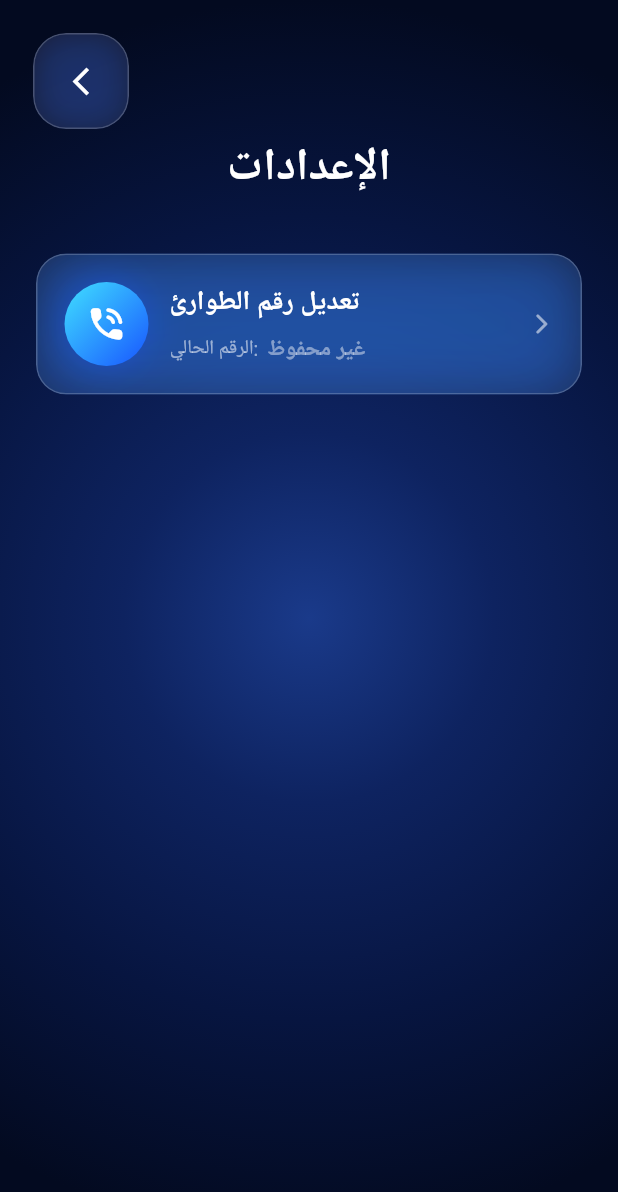
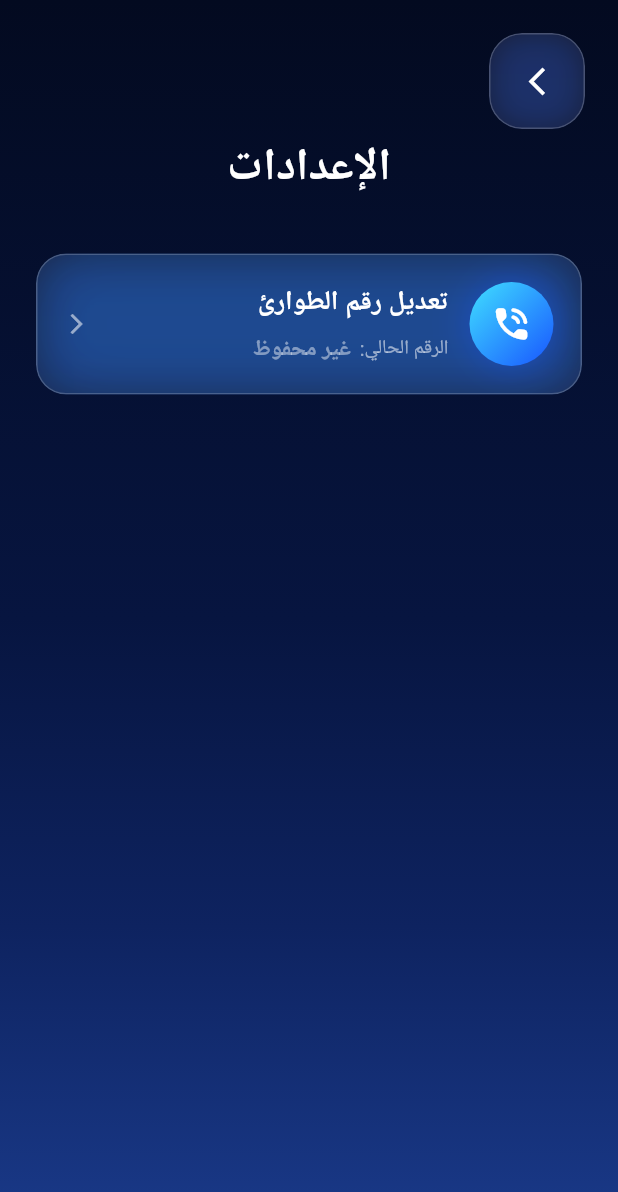
Before and after one commit to laljoudi/Hudai, a Flutter app: the SettingsScreen screen opened by its route, on a phone screen of 412 x 824 dp. Shown: the top 1192 px of the screen. Run offline on Flutter 3.47's test engine with Material 3 defaults, Android fonts, the phone set to English and light mode, and no system bars; our stand-ins replace audioplayers, camera, geolocator, permission_handler, shared_preferences, speech_to_text; missing offline and left inert: flutter_phone_direct_caller, tflite_flutter; accounts and stored records are empty.

Commit message:
Update settings_screen.dart

```diff
--- a/lib/features/settings/settings_screen.dart
+++ b/lib/features/settings/settings_screen.dart
@@ -25,7 +25,7 @@ class _SettingsScreenState extends State<SettingsScreen>
 
   // Subtle ambient glow — view-only, no app state.
   late final AnimationController _glowCtrl;
-  late final Animation<double>   _glowAnim;
+  late final Animation<double> _glowAnim;
 
   @override
   void initState() {
@@ -39,9 +39,10 @@ class _SettingsScreenState extends State<SettingsScreen>
       vsync: this,
       duration: const Duration(milliseconds: 2400),
     )..repeat(reverse: true);
-    _glowAnim = Tween<double>(begin: 0.55, end: 1.0).animate(
-      CurvedAnimation(parent: _glowCtrl, curve: Curves.easeInOut),
-    );
+    _glowAnim = Tween<double>(
+      begin: 0.55,
+      end: 1.0,
+    ).animate(CurvedAnimation(parent: _glowCtrl, curve: Curves.easeInOut));
   }
 
   @override
@@ -131,11 +132,10 @@ class _SettingsScreenState extends State<SettingsScreen>
             ),
           ),
 
-          // Back tap zone — small top-left corner. Sits above the main
-          // GestureDetector so taps here go back instead of opening edit.
+          // Back tap zone — small top-right corner (RTL layout).
           Positioned(
             top: 0,
-            left: 0,
+            right: 0,
             child: SafeArea(
               child: GestureDetector(
                 behavior: HitTestBehavior.opaque,
@@ -151,7 +151,7 @@ class _SettingsScreenState extends State<SettingsScreen>
 }
 
 // ─────────────────────────────────────────────────────────────────────────────
-//  Background — same radial gradient as the rest of the app
+//  Background — same as the voice instructions screen
 // ─────────────────────────────────────────────────────────────────────────────
 
 class _Background extends StatelessWidget {
@@ -160,16 +160,16 @@ class _Background extends StatelessWidget {
   Widget build(BuildContext context) {
     return const DecoratedBox(
       decoration: BoxDecoration(
-        gradient: RadialGradient(
-          center: Alignment(0.0, 0.0),
-          radius: 1.0,
+        gradient: LinearGradient(
+          begin: Alignment.topCenter,
+          end: Alignment.bottomCenter,
           colors: [
+            Color(0xFF030A20),
+            Color(0xFF071540),
+            Color(0xFF0E2360),
             Color(0xFF1A3A8A),
-            Color(0xFF0E2360),
-            Color(0xFF071540),
-            Color(0xFF030A20),
           ],
-          stops: [0.0, 0.30, 0.65, 1.0],
+          stops: [0.0, 0.50, 0.75, 1.0],
         ),
       ),
     );
@@ -189,10 +189,10 @@ class _SettingsTile extends StatelessWidget {
     required this.onTap,
   });
 
-  final IconData     icon;
-  final String       title;
-  final String?      currentNumber;
-  final double       glow;
+  final IconData icon;
+  final String title;
+  final String? currentNumber;
+  final double glow;
   final VoidCallback onTap;
 
   @override
@@ -205,31 +205,33 @@ class _SettingsTile extends StatelessWidget {
           behavior: HitTestBehavior.opaque,
           onTap: onTap,
           child: Container(
-            padding: const EdgeInsets.symmetric(
-              horizontal: 18, vertical: 18,
-            ),
+            padding: const EdgeInsets.symmetric(horizontal: 18, vertical: 18),
             decoration: BoxDecoration(
               color: Colors.white.withOpacity(0.08),
               borderRadius: BorderRadius.circular(20),
               border: Border.all(color: Colors.white.withOpacity(0.20)),
               boxShadow: [
                 BoxShadow(
-                  color: const Color(0xFF1855FF).withOpacity(0.20 + 0.15 * glow),
-                  blurRadius:   28,
+                  color: const Color(
+                    0xFF1855FF,
+                  ).withOpacity(0.20 + 0.15 * glow),
+                  blurRadius: 28,
                   spreadRadius: 1,
                 ),
                 BoxShadow(
                   color: const Color(0xFF00CFFF).withOpacity(0.12 * glow),
-                  blurRadius:   45,
+                  blurRadius: 45,
                   spreadRadius: 4,
                 ),
               ],
             ),
+            child: Directionality(
+              textDirection: TextDirection.rtl,
               child: Row(
                 children: [
-                // Leading glassy icon chip
+                  // Leading glassy icon chip — on the right in RTL
                   Container(
-                  width:  56,
+                    width: 56,
                     height: 56,
                     decoration: BoxDecoration(
                       shape: BoxShape.circle,
@@ -241,7 +243,7 @@ class _SettingsTile extends StatelessWidget {
                       boxShadow: [
                         BoxShadow(
                           color: const Color(0xFF1855FF).withOpacity(0.45),
-                        blurRadius:   20,
+                          blurRadius: 20,
                           spreadRadius: 1,
                         ),
                       ],
@@ -274,11 +276,12 @@ class _SettingsTile extends StatelessWidget {
                   const SizedBox(width: 8),
 
                   Icon(
-                  Icons.arrow_forward_ios_rounded,
+                    Icons.arrow_back_ios_new,
                     color: Colors.white.withOpacity(0.55),
                     size: 16,
                   ),
                 ],
+              ),
             ),
           ),
         ),
@@ -302,10 +305,7 @@ class _CurrentNumberLine extends StatelessWidget {
       children: [
         Text(
           'الرقم الحالي:',
-          style: TextStyle(
-            color: Colors.white.withOpacity(0.55),
-            fontSize: 13,
-          ),
+          style: TextStyle(color: Colors.white.withOpacity(0.55), fontSize: 13),
         ),
         const SizedBox(width: 6),
         Flexible(
@@ -342,13 +342,13 @@ class _BackBadge extends StatelessWidget {
   @override
   Widget build(BuildContext context) {
     return Padding(
-      padding: const EdgeInsets.only(top: 10, left: 10),
+      padding: const EdgeInsets.only(top: 10, right: 10),
       child: SizedBox(
         // Generous tap area for blind/low-vision users.
-        width:  110,
+        width: 110,
         height: 110,
         child: Align(
-          alignment: Alignment.topLeft,
+          alignment: Alignment.topRight,
           child: Padding(
             padding: const EdgeInsets.all(12),
             child: ClipRRect(
@@ -356,18 +356,16 @@ class _BackBadge extends StatelessWidget {
               child: BackdropFilter(
                 filter: ImageFilter.blur(sigmaX: 18, sigmaY: 18),
                 child: Container(
-                  width:  64,
+                  width: 64,
                   height: 64,
                   decoration: BoxDecoration(
                     color: Colors.white.withOpacity(0.08),
                     borderRadius: BorderRadius.circular(22),
-                    border: Border.all(
-                      color: Colors.white.withOpacity(0.20),
-                    ),
+                    border: Border.all(color: Colors.white.withOpacity(0.20)),
                     boxShadow: [
                       BoxShadow(
                         color: const Color(0xFF1855FF).withOpacity(0.25),
-                        blurRadius:   18,
+                        blurRadius: 18,
                         spreadRadius: 1,
                       ),
                     ],
```
Lines whose indentation alone changed are shown as unchanged.
